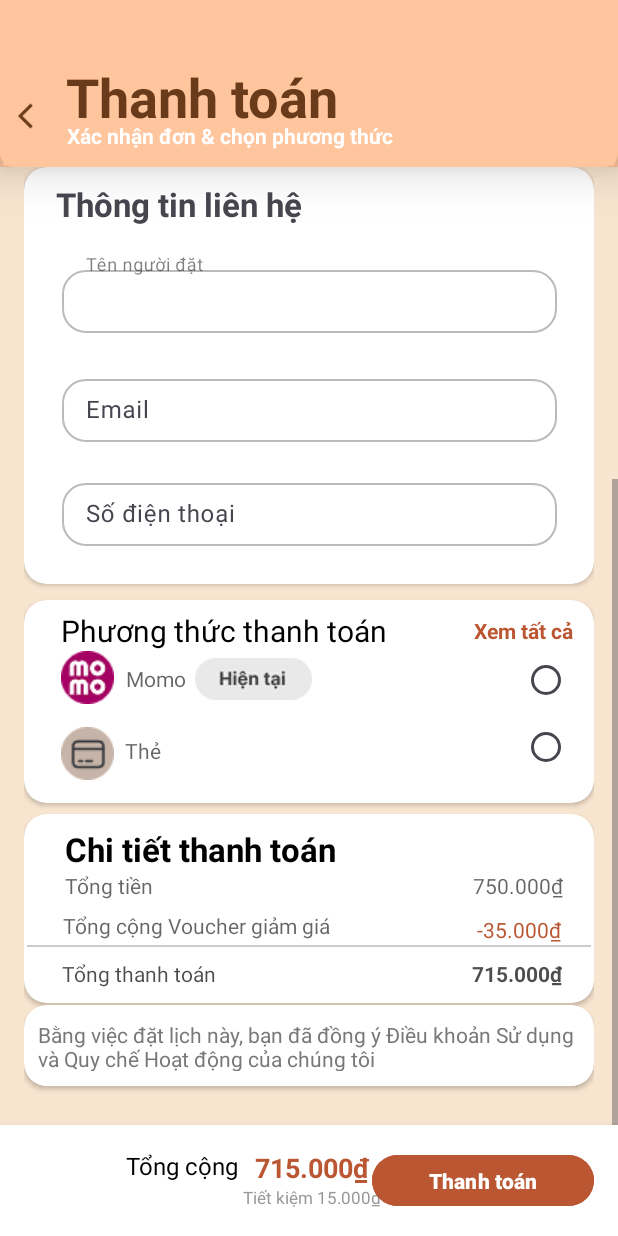
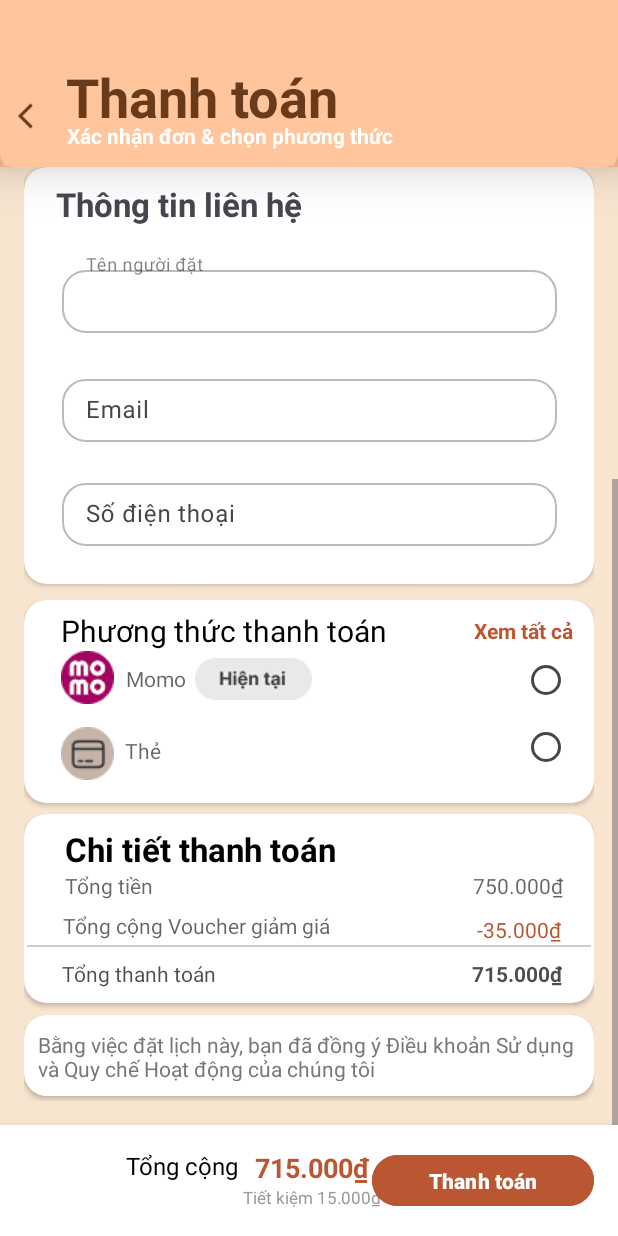
Before and after one commit to TrieuTien0311/LOCALCOOKING, an Android app: the PaymentActivity screen opened directly, with no data from a screen before it, scrolled down 308 dp, on a phone screen of 412 x 824 dp. Run offline under Robolectric (Android 15) with nearby library versions, the phone set to English and light mode, and no system bars.

Commit message:
Sửa giao diện Thanh toán

```diff
--- a/app/src/main/res/layout/activity_payment.xml
+++ b/app/src/main/res/layout/activity_payment.xml
@@ -744,10 +744,10 @@
                     android:layout_height="54dp"
                     app:cardCornerRadius="15dp"
                     app:layout_constraintBottom_toBottomOf="parent"
-                    app:layout_constraintEnd_toEndOf="parent"
-                    app:layout_constraintStart_toStartOf="parent"
+                    app:layout_constraintEnd_toEndOf="@+id/Details"
+                    app:layout_constraintStart_toStartOf="@+id/Details"
                     app:layout_constraintTop_toBottomOf="@+id/Details"
-                    app:layout_constraintVertical_bias="0.13">
+                    app:layout_constraintVertical_bias="0.71000004">
 
                     <androidx.constraintlayout.widget.ConstraintLayout
                         android:layout_width="match_parent"
```
